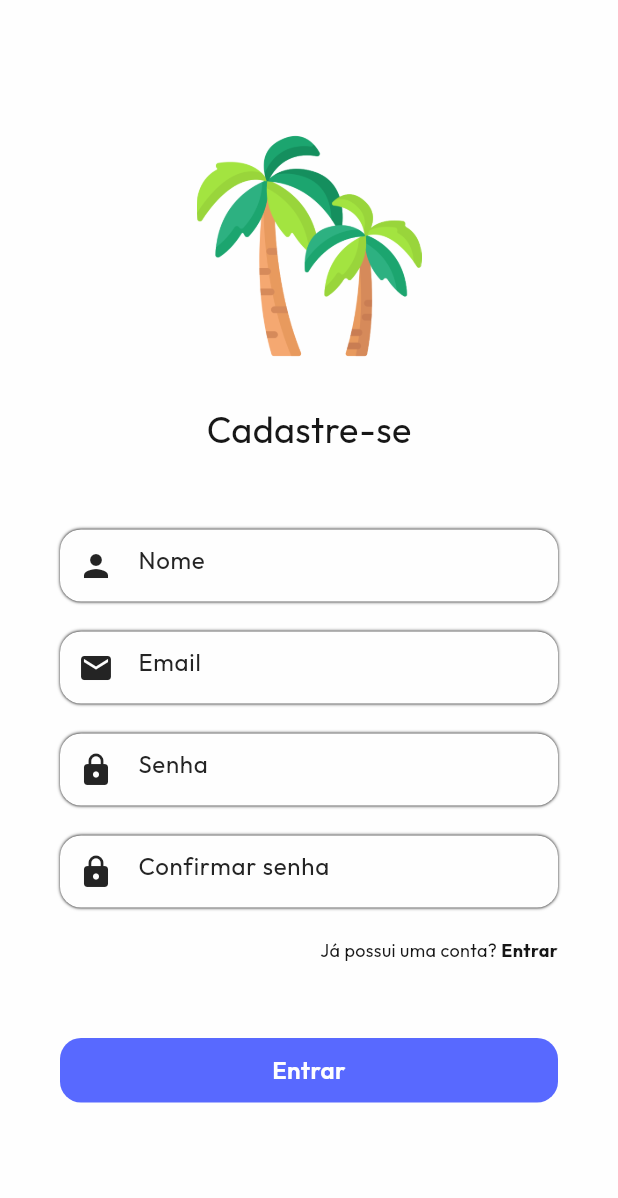
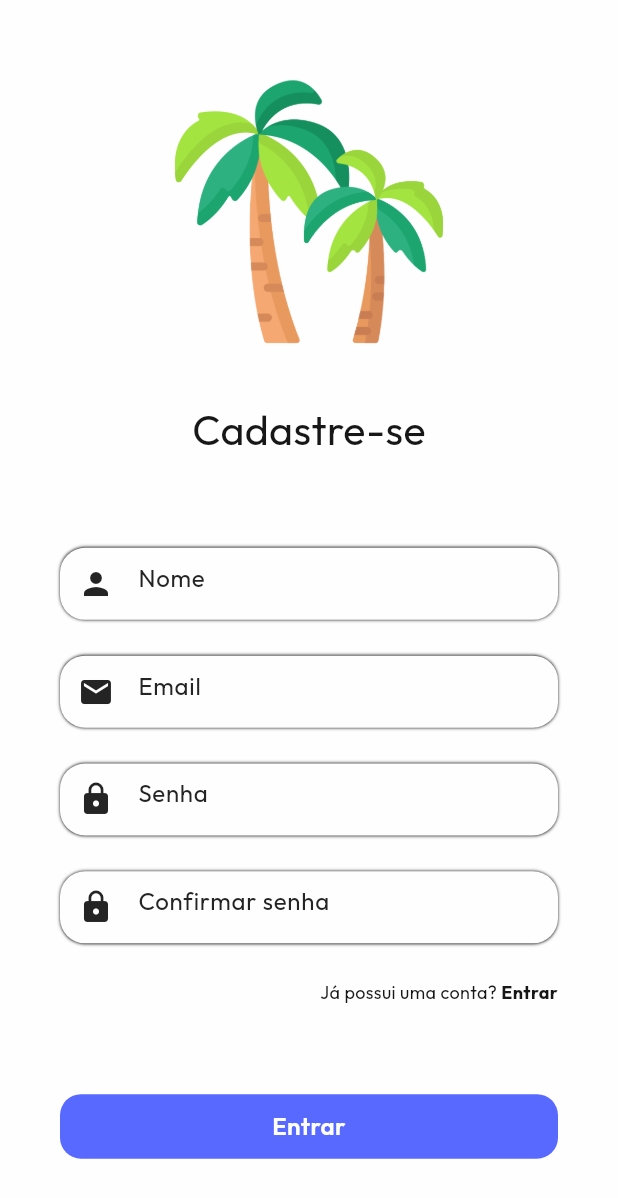
Before and after one commit to marianaoliveira1/GeografiaApp, a Flutter app: the screen it shows after launch, after a tap on "Cadastre-se", on a phone screen of 412 x 824 dp. Shown: the top 1198 px of the screen. Run offline on Flutter 3.47's test engine with Material 3 defaults, Android fonts, the phone set to English and light mode, and no system bars; our stand-ins replace flutter_screenutil, google_fonts.

Commit message:
telas responsivas

```diff
--- a/lib/pages/login/login_page.dart
+++ b/lib/pages/login/login_page.dart
@@ -1,4 +1,5 @@
 import 'package:flutter/material.dart';
+import 'package:flutter_screenutil/flutter_screenutil.dart';
 
 import 'package:geografia/pages/login/widgtes/button_cadastrar.dart';
 import 'package:geografia/pages/login/widgtes/button_entrar.dart';
@@ -15,7 +16,7 @@ class LoginPage extends StatelessWidget {
     return Scaffold(
       backgroundColor: DefaultColors.white,
       body: Padding(
-        padding: const EdgeInsets.all(40.0),
+        padding: EdgeInsets.all(40.0.h),
         child: Center(
           child: Column(
             crossAxisAlignment: CrossAxisAlignment.center,
@@ -25,24 +26,24 @@ class LoginPage extends StatelessWidget {
                 'assets/icons/parrot.png',
                 height: 150,
               ),
-              const SizedBox(
-                height: 50,
+              SizedBox(
+                height: 50.h,
               ),
               const DefaultTituloH1(titulo: 'Bem-vindo de volta'),
-              const SizedBox(
-                height: 40,
+              SizedBox(
+                height: 40.h,
               ),
               const DefaultInputText(hintText: 'Email', icon: Icons.email),
               const SizedBox(
                 height: 20,
               ),
               const DefaultInputText(hintText: 'Senha', icon: Icons.lock),
-              const SizedBox(
-                height: 15,
+              SizedBox(
+                height: 15.h,
               ),
               ButtonCadastrar(),
-              const SizedBox(
-                height: 80,
+              SizedBox(
+                height: 80.h,
               ),
               ButtonEntrar(),
             ],
--- a/lib/pages/login/widgtes/button_cadastrar.dart
+++ b/lib/pages/login/widgtes/button_cadastrar.dart
@@ -1,4 +1,5 @@
 import 'package:flutter/material.dart';
+import 'package:flutter_screenutil/flutter_screenutil.dart';
 import 'package:geografia/pages/register/register_page.dart';
 import 'package:geografia/utils/colors.dart';
 import 'package:google_fonts/google_fonts.dart';
@@ -15,7 +16,7 @@ class ButtonCadastrar extends StatelessWidget {
       children: [
         Text(
           'Ainda não possui uma conta? ',
-          style: GoogleFonts.outfit(color: DefaultColors.gray, fontSize: 12),
+          style: GoogleFonts.outfit(color: DefaultColors.gray, fontSize: 12.sp),
         ),
         GestureDetector(
           onTap: () {
@@ -28,7 +29,7 @@ class ButtonCadastrar extends StatelessWidget {
           },
           child: Text(
             'Cadastre-se  ',
-            style: GoogleFonts.outfit(color: DefaultColors.gray, fontSize: 12, fontWeight: FontWeight.bold),
+            style: GoogleFonts.outfit(color: DefaultColors.gray, fontSize: 12.sp, fontWeight: FontWeight.bold),
           ),
         ),
       ],
--- a/lib/pages/login/widgtes/button_entrar.dart
+++ b/lib/pages/login/widgtes/button_entrar.dart
@@ -1,4 +1,5 @@
 import 'package:flutter/material.dart';
+import 'package:flutter_screenutil/flutter_screenutil.dart';
 import 'package:geografia/pages/home/home_page.dart';
 import 'package:geografia/utils/colors.dart';
 import 'package:google_fonts/google_fonts.dart';
@@ -16,7 +17,7 @@ class ButtonEntrar extends StatelessWidget {
         borderRadius: BorderRadius.circular(14),
       ),
       width: double.infinity,
-      padding: const EdgeInsets.only(bottom: 10, top: 10),
+      padding: EdgeInsets.only(bottom: 10.h, top: 10.h),
       child: InkWell(
         onTap: () {
           Navigator.push(
@@ -29,7 +30,7 @@ class ButtonEntrar extends StatelessWidget {
         child: Text(
           'Entrar',
           textAlign: TextAlign.center,
-          style: GoogleFonts.outfit(color: DefaultColors.white, fontSize: 16, fontWeight: FontWeight.w600),
+          style: GoogleFonts.outfit(color: DefaultColors.white, fontSize: 16.sp, fontWeight: FontWeight.w600),
         ),
       ),
     );
--- a/lib/pages/register/register_page.dart
+++ b/lib/pages/register/register_page.dart
@@ -1,4 +1,5 @@
 import 'package:flutter/material.dart';
+import 'package:flutter_screenutil/flutter_screenutil.dart';
 
 import 'package:geografia/pages/register/widgtes/button_ja_possui_conta.dart';
 import 'package:geografia/pages/register/widgtes/button_se_cadastrar.dart';
@@ -22,34 +23,34 @@ class RegisterPage extends StatelessWidget {
             children: [
               Image.asset(
                 'assets/icons/palmeira.png',
-                height: 150,
+                height: 150.h,
               ),
-              const SizedBox(
-                height: 30,
+              SizedBox(
+                height: 30.h,
               ),
-              const DefaultTituloH1(titulo: 'Cadastre-se'),
-              const SizedBox(
-                height: 50,
+              DefaultTituloH1(titulo: 'Cadastre-se'),
+              SizedBox(
+                height: 50.h,
               ),
               const DefaultInputText(hintText: 'Nome', icon: Icons.person),
-              const SizedBox(
-                height: 20,
+              SizedBox(
+                height: 20.h,
               ),
               const DefaultInputText(hintText: 'Email', icon: Icons.email),
-              const SizedBox(
-                height: 20,
+              SizedBox(
+                height: 20.h,
               ),
               const DefaultInputText(hintText: 'Senha', icon: Icons.lock),
-              const SizedBox(
-                height: 20,
+              SizedBox(
+                height: 20.h,
               ),
               const DefaultInputText(hintText: 'Confirmar senha', icon: Icons.lock),
-              const SizedBox(
-                height: 20,
+              SizedBox(
+                height: 20.h,
               ),
               ButtonJaPssuiConta(),
-              const SizedBox(
-                height: 50,
+              SizedBox(
+                height: 50.h,
               ),
               ButtonSeCadastrar()
             ],
--- a/lib/widgets/default_input_text.dart
+++ b/lib/widgets/default_input_text.dart
@@ -1,4 +1,5 @@
 import 'package:flutter/material.dart';
+import 'package:flutter_screenutil/flutter_screenutil.dart';
 import 'package:geografia/utils/colors.dart';
 import 'package:google_fonts/google_fonts.dart';
 
@@ -16,7 +17,7 @@ class DefaultInputText extends StatelessWidget {
     return Container(
       decoration: BoxDecoration(
         color: DefaultColors.white,
-        borderRadius: BorderRadius.circular(14),
+        borderRadius: BorderRadius.circular(14.h),
         boxShadow: [
           BoxShadow(
             color: DefaultColors.gray,
--- a/lib/widgets/default_title_h1.dart
+++ b/lib/widgets/default_title_h1.dart
@@ -1,4 +1,5 @@
 import 'package:flutter/material.dart';
+import 'package:flutter_screenutil/flutter_screenutil.dart';
 import 'package:geografia/utils/colors.dart';
 import 'package:google_fonts/google_fonts.dart';
 
@@ -10,7 +11,7 @@ class DefaultTituloH1 extends StatelessWidget {
   Widget build(BuildContext context) {
     return Text(
       titulo,
-      style: GoogleFonts.outfit(color: DefaultColors.gray, fontSize: 24),
+      style: GoogleFonts.outfit(color: DefaultColors.gray, fontSize: 24.sp),
     );
   }
 }
--- a/pubspec.yaml
+++ b/pubspec.yaml
@@ -36,6 +36,7 @@ dependencies:
   # Use with the CupertinoIcons class for iOS style icons.
   cupertino_icons: ^1.0.2
   google_fonts: ^6.1.0
+  flutter_screenutil: ^5.9.0
 
 dev_dependencies:
   flutter_test:
@@ -63,7 +64,7 @@ flutter:
   assets:
     - assets/icons/
     - assets/images/
-    - assests/images/perfil/
+    - assets/icons/perfil/
   #   - images/a_dot_ham.jpeg
 
   # An image asset can refer to one or more resolution-specific "variants", see
```
Also changed, not shown: lib/pages/home/home_page.dart (+7 -1 lines), lib/pages/home/widgtes/home_app_bar.dart (+6 -5 lines), lib/pages/quiz/introducao_quiz.dart (+9 -8 lines), lib/widgets/default_card.dart (+6 -5 lines), assets/images/floresta-amazonia.jpg (added), pubspec.lock, 1 other file.
